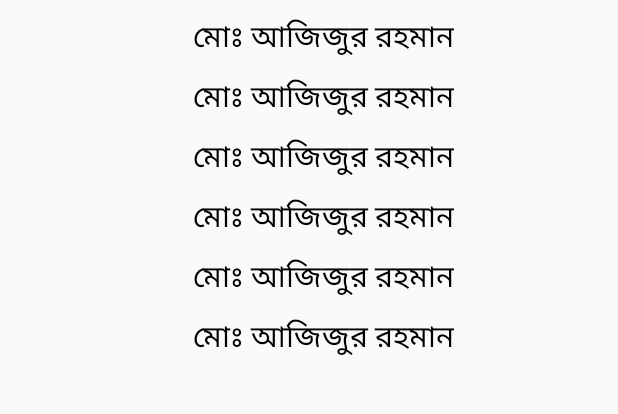
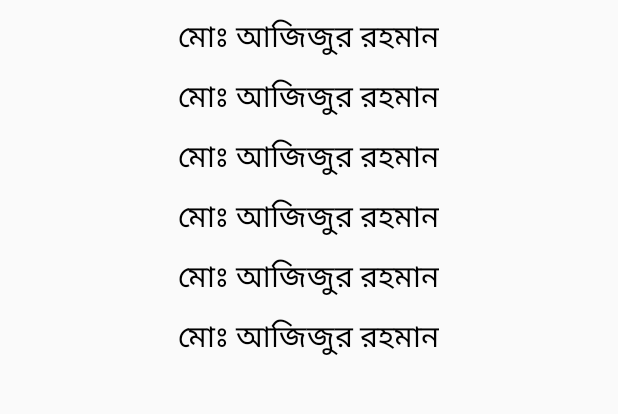
Before and after one commit to zislam370/app, an Android app: the Organizer screen opened directly, with no data from a screen before it, on a phone screen of 412 x 824 dp, the part 339-753 px from its top. Run offline under Robolectric (Android 15) with nearby library versions, the phone set to English and light mode, and no system bars.

Commit message:
add organizer

```diff
--- a/app/src/main/res/layout/activity_organizer.xml
+++ b/app/src/main/res/layout/activity_organizer.xml
@@ -18,7 +18,7 @@
         android:layout_height="wrap_content"
         android:layout_gravity="center"
         android:id="@+id/image_name"
-        android:layout_marginLeft="10dp"
+        android:layout_marginLeft="0dp"
         android:layout_marginTop="10dp"
         android:text="@string/organizer_name_1_text"
         android:textSize="20sp"
@@ -29,7 +29,7 @@
         android:layout_height="wrap_content"
         android:layout_gravity="center"
         android:id="@+id/image_deg"
-        android:layout_marginLeft="10dp"
+        android:layout_marginLeft="0dp"
         android:layout_marginTop="10dp"
         android:text="@string/organizer_name_1_text"
         android:textSize="20sp"
@@ -40,7 +40,7 @@
         android:layout_height="wrap_content"
         android:layout_gravity="center"
         android:id="@+id/image_father_name"
-        android:layout_marginLeft="10dp"
+        android:layout_marginLeft="0dp"
         android:layout_marginTop="10dp"
         android:text="@string/organizer_name_1_text"
         android:textSize="20sp"
@@ -51,7 +51,7 @@
         android:layout_height="wrap_content"
         android:layout_gravity="center"
         android:id="@+id/image_vill_name"
-        android:layout_marginLeft="10dp"
+        android:layout_marginLeft="0dp"
         android:layout_marginTop="10dp"
         android:text="@string/organizer_name_1_text"
         android:textSize="20sp"
@@ -63,7 +63,7 @@
         android:layout_height="wrap_content"
         android:layout_gravity="center"
         android:id="@+id/image_post"
-        android:layout_marginLeft="10dp"
+        android:layout_marginLeft="0dp"
         android:layout_marginTop="10dp"
         android:text="@string/organizer_name_1_text"
         android:textSize="20sp"
@@ -74,7 +74,7 @@
         android:layout_height="wrap_content"
         android:layout_gravity="center"
         android:id="@+id/image_phn"
-        android:layout_marginLeft="10dp"
+        android:layout_marginLeft="0dp"
         android:layout_marginTop="10dp"
         android:text="@string/organizer_name_1_text"
         android:textSize="20sp"
```
